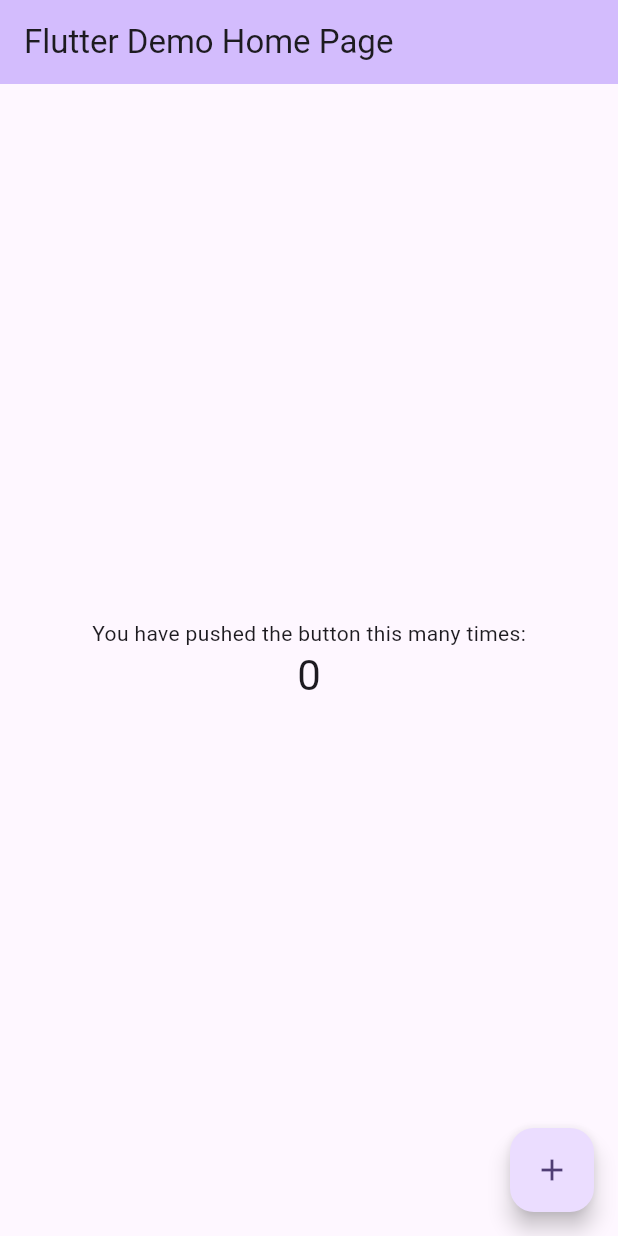
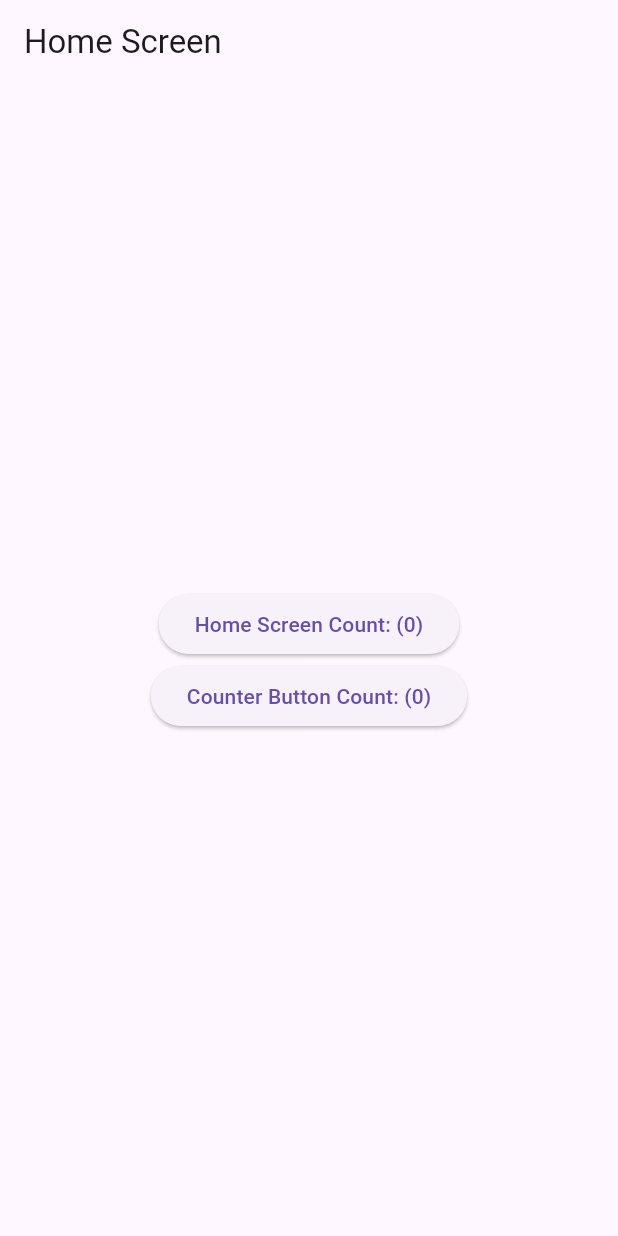
Before and after one commit to Naisinn/flutter_jissenn_09, a Flutter app: the screen it shows after launch, on a phone screen of 412 x 824 dp. Run offline on Flutter 3.47's test engine with Material 3 defaults, Android fonts, the phone set to English and light mode, and no system bars.

Commit message:
HomeScreenCount

```diff
--- a/lib/main.dart
+++ b/lib/main.dart
@@ -1,125 +1,74 @@
 import 'package:flutter/material.dart';
 
 void main() {
-  runApp(const MyApp());
+  runApp(
+    const MaterialApp(
+      home: HomeScreen(),
+    ),
+  );
 }
 
-class MyApp extends StatelessWidget {
-  const MyApp({super.key});
+// HomeScreenはStatefulWidget
+class HomeScreen extends StatefulWidget {
+  const HomeScreen({super.key}) : super();
 
-  // This widget is the root of your application.
+  @override
+  State createState() => _HomeScreenState();
+}
+
+class _HomeScreenState extends State<HomeScreen> {
+  int _counter = 0;
+
   @override
   Widget build(BuildContext context) {
-    return MaterialApp(
-      title: 'Flutter Demo',
-      theme: ThemeData(
-        // This is the theme of your application.
-        //
-        // TRY THIS: Try running your application with "flutter run". You'll see
-        // the application has a purple toolbar. Then, without quitting the app,
-        // try changing the seedColor in the colorScheme below to Colors.green
-        // and then invoke "hot reload" (save your changes or press the "hot
-        // reload" button in a Flutter-supported IDE, or press "r" if you used
-        // the command line to start the app).
-        //
-        // Notice that the counter didn't reset back to zero; the application
-        // state is not lost during the reload. To reset the state, use hot
-        // restart instead.
-        //
-        // This works for code too, not just values: Most code changes can be
-        // tested with just a hot reload.
-        colorScheme: ColorScheme.fromSeed(seedColor: Colors.deepPurple),
-        useMaterial3: true,
+    debugPrint('HomeScreen build');
+    return Scaffold(
+      appBar: AppBar(
+        title: const Text('Home Screen'),
       ),
-      home: const MyHomePage(title: 'Flutter Demo Home Page'),
+      body: Center(
+        child: Column(
+          mainAxisAlignment: MainAxisAlignment.center,
+          children: [
+            // ボタンをタップするとカウントアップする
+            ElevatedButton(
+              child: Text('Home Screen Count: ($_counter)'),
+              onPressed: () {
+                setState(() {
+                  _counter++;
+                });
+              },
+            ),
+            const CounterButton(),
+          ],
+        ),
+      ),
     );
   }
 }
 
-class MyHomePage extends StatefulWidget {
-  const MyHomePage({super.key, required this.title});
-
-  // This widget is the home page of your application. It is stateful, meaning
-  // that it has a State object (defined below) that contains fields that affect
-  // how it looks.
-
-  // This class is the configuration for the state. It holds the values (in this
-  // case the title) provided by the parent (in this case the App widget) and
-  // used by the build method of the State. Fields in a Widget subclass are
-  // always marked "final".
-
-  final String title;
+// CounterButtonはStatefulWidget
+class CounterButton extends StatefulWidget {
+  const CounterButton({super.key}) : super();
 
   @override
-  State<MyHomePage> createState() => _MyHomePageState();
+  State createState() => _CounterButtonState();
 }
 
-class _MyHomePageState extends State<MyHomePage> {
+class _CounterButtonState extends State<CounterButton> {
   int _counter = 0;
-
-  void _incrementCounter() {
-    setState(() {
-      // This call to setState tells the Flutter framework that something has
-      // changed in this State, which causes it to rerun the build method below
-      // so that the display can reflect the updated values. If we changed
-      // _counter without calling setState(), then the build method would not be
-      // called again, and so nothing would appear to happen.
-      _counter++;
-    });
-  }
 
   @override
   Widget build(BuildContext context) {
-    // This method is rerun every time setState is called, for instance as done
-    // by the _incrementCounter method above.
-    //
-    // The Flutter framework has been optimized to make rerunning build methods
-    // fast, so that you can just rebuild anything that needs updating rather
-    // than having to individually change instances of widgets.
-    return Scaffold(
-      appBar: AppBar(
-        // TRY THIS: Try changing the color here to a specific color (to
-        // Colors.amber, perhaps?) and trigger a hot reload to see the AppBar
-        // change color while the other colors stay the same.
-        backgroundColor: Theme.of(context).colorScheme.inversePrimary,
-        // Here we take the value from the MyHomePage object that was created by
-        // the App.build method, and use it to set our appbar title.
-        title: Text(widget.title),
-      ),
-      body: Center(
-        // Center is a layout widget. It takes a single child and positions it
-        // in the middle of the parent.
-        child: Column(
-          // Column is also a layout widget. It takes a list of children and
-          // arranges them vertically. By default, it sizes itself to fit its
-          // children horizontally, and tries to be as tall as its parent.
-          //
-          // Column has various properties to control how it sizes itself and
-          // how it positions its children. Here we use mainAxisAlignment to
-          // center the children vertically; the main axis here is the vertical
-          // axis because Columns are vertical (the cross axis would be
-          // horizontal).
-          //
-          // TRY THIS: Invoke "debug painting" (choose the "Toggle Debug Paint"
-          // action in the IDE, or press "p" in the console), to see the
-          // wireframe for each widget.
-          mainAxisAlignment: MainAxisAlignment.center,
-          children: <Widget>[
-            const Text(
-              'You have pushed the button this many times:',
-            ),
-            Text(
-              '$_counter',
-              style: Theme.of(context).textTheme.headlineMedium,
-            ),
-          ],
-        ),
-      ),
-      floatingActionButton: FloatingActionButton(
-        onPressed: _incrementCounter,
-        tooltip: 'Increment',
-        child: const Icon(Icons.add),
-      ), // This trailing comma makes auto-formatting nicer for build methods.
+    debugPrint('CounterButton build');
+    // ボタンをタップするとカウントアップする
+    return ElevatedButton(
+      onPressed: () {
+        setState(() {
+          _counter++;
+        });
+      },
+      child: Text('Counter Button Count: ($_counter)'),
     );
   }
 }
```
